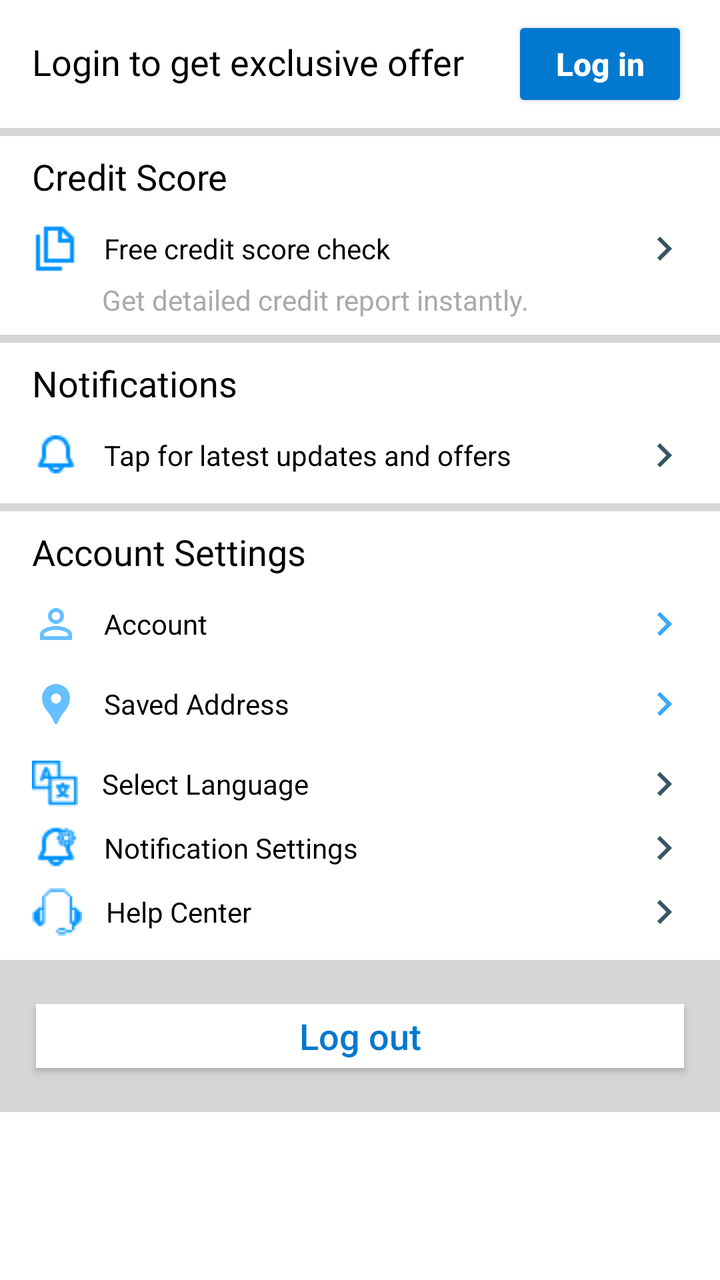
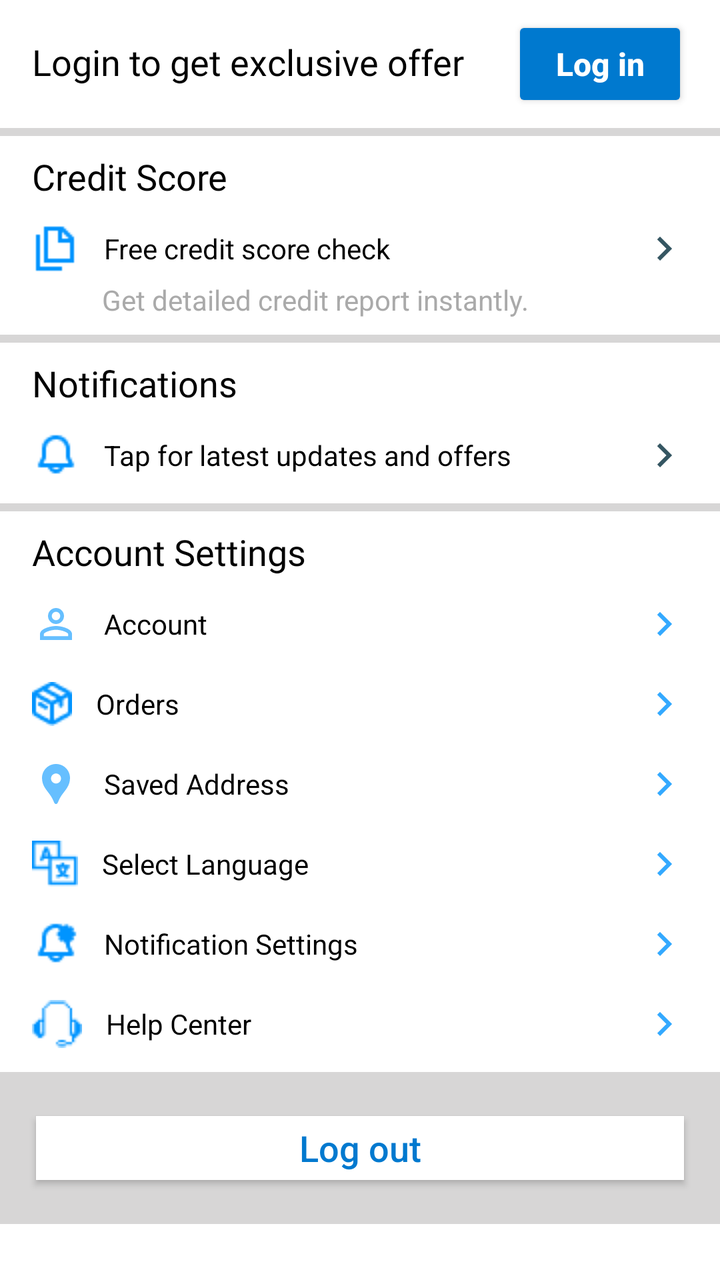

Screens rendered from an Android XML layout before and after an edit, with the pre-edit source and the edit as a unified diff.
<!-- AndroidManifest.xml: application theme Theme.FlipkartClone -->
<!-- res/layout/fragment_account.xml -->
<?xml version="1.0" encoding="utf-8"?>
<layout xmlns:android="http://schemas.android.com/apk/res/android"
    xmlns:tools="http://schemas.android.com/tools"
    xmlns:app="http://schemas.android.com/apk/res-auto">
    <androidx.coordinatorlayout.widget.CoordinatorLayout
        android:layout_width="match_parent"
        android:layout_height="match_parent"
        tools:context=".presentation.fragments.Account">

        
        <com.google.android.material.appbar.AppBarLayout
            android:id="@+id/appBar"
            android:layout_width="match_parent"
            android:layout_height="wrap_content"
            android:visibility="gone"
            android:theme="@style/ThemeOverlay.AppCompat.Dark.ActionBar">

            
            <com.google.android.material.appbar.CollapsingToolbarLayout
                android:layout_width="match_parent"
                android:layout_height="wrap_content"
                app:contentScrim="@color/white"
                app:layout_scrollFlags="scroll|exitUntilCollapsed">

                <androidx.appcompat.widget.Toolbar
                    android:id="@+id/toolbar"
                    android:layout_width="match_parent"
                    android:layout_height="?attr/actionBarSize"
                    app:layout_collapseMode="pin"/>

                <TextView
                    android:id="@+id/tv_user_name"
                    android:layout_width="match_parent"
                    android:layout_height="wrap_content"
                    android:padding="16dp"
                    android:text="Hey User Name"
                    android:textSize="18sp"
                    android:textColor="@color/black"
                    android:fontFamily="@font/asap_medium"
                    app:layout_collapseMode="parallax"/>

            </com.google.android.material.appbar.CollapsingToolbarLayout>
        </com.google.android.material.appbar.AppBarLayout>

        
        <androidx.core.widget.NestedScrollView
            android:layout_width="match_parent"
            android:layout_height="match_parent"
            app:layout_behavior="@string/appbar_scrolling_view_behavior">

            
            <LinearLayout
                android:layout_width="match_parent"
                android:layout_height="wrap_content"
                android:orientation="vertical">

                <LinearLayout
                    android:id="@+id/llLogin"
                    android:layout_width="match_parent"
                    android:layout_height="wrap_content"
                    android:orientation="horizontal"

                    android:padding="8dp"
                    android:layout_marginStart="8dp"
                    android:layout_marginEnd="8dp">

                    <TextView
                        android:layout_width="0dp"
                        android:layout_height="wrap_content"
                        android:layout_weight="1"
                        android:text="Login to get exclusive offer"
                        android:textColor="@color/black"
                        android:textSize="18sp"
                        android:fontFamily="@font/asap_medium"/>

                    <androidx.appcompat.widget.AppCompatButton
                        android:id="@+id/btnLogin"
                        android:layout_width="wrap_content"
                        android:layout_height="wrap_content"
                        android:text="Log in"
                        android:textColor="@color/white"
                        android:textAllCaps="false"
                        android:textSize="16sp"
                        android:textStyle="bold"
                        android:backgroundTint="@color/dark_blue"/>

                </LinearLayout>

                <View
                    android:layout_width="match_parent"
                    android:layout_height="4dp"
                    android:background="@color/grey_lite_stroke"/>

                
                <LinearLayout
                    android:layout_width="match_parent"
                    android:layout_height="wrap_content"
                    android:orientation="vertical"
                    android:padding="8dp"
                    android:layout_marginStart="8dp"
                    android:layout_marginEnd="8dp">

                    <TextView
                        android:layout_width="wrap_content"
                        android:layout_height="wrap_content"
                        android:text="Credit Score"
                        android:textSize="18sp"
                        android:textColor="@color/black"
                        android:fontFamily="@font/asap_medium"/>

                    <TextView
                        android:layout_width="match_parent"
                        android:layout_height="wrap_content"
                        android:text="Free credit score check"
                        android:textSize="14sp"
                        android:gravity="center_vertical"
                        android:textColor="@color/black"
                        android:paddingTop="4dp"
                        android:paddingBottom="4dp"
                        android:drawablePadding="12dp"
                        android:layout_marginTop="8dp"
                        app:drawableEndCompat="@drawable/ic_action_arrow_right"
                        app:drawableStartCompat="@drawable/icon_copy" />

                    <TextView
                        android:layout_width="wrap_content"
                        android:layout_height="wrap_content"
                        android:text="Get detailed credit report instantly."
                        android:textSize="14sp"
                        android:layout_marginStart="35dp"
                        android:textColor="@android:color/darker_gray"/>

                </LinearLayout>

                
                <View
                    android:layout_width="match_parent"
                    android:layout_height="4dp"
                    android:background="@color/grey_lite_stroke"/>

                <LinearLayout
                    android:layout_width="match_parent"
                    android:layout_height="wrap_content"
                    android:orientation="vertical"
                    android:padding="8dp"
                    android:layout_marginStart="8dp"
                    android:layout_marginEnd="8dp">

                    <TextView
                        android:layout_width="wrap_content"
                        android:layout_height="wrap_content"
                        android:text="Notifications"
                        android:textSize="18sp"
                        android:textColor="@color/black"
                        android:fontFamily="@font/asap_medium"/>

                    <TextView
                        android:layout_width="match_parent"
                        android:layout_height="wrap_content"
                        android:text="Tap for latest updates and offers"
                        android:gravity="center_vertical"
                        android:textColor="@color/black"
                        android:paddingTop="4dp"
                        android:paddingBottom="4dp"
                        android:layout_marginTop="8dp"
                        app:drawableEndCompat="@drawable/ic_action_arrow_right"
                        android:drawablePadding="12dp"
                        android:textSize="14sp"
                        app:drawableStartCompat="@drawable/icon_notification" />
                </LinearLayout>

                
                <View
                    android:layout_width="match_parent"
                    android:layout_height="4dp"
                    android:background="@color/grey_lite_stroke"/>

                <LinearLayout
                    android:layout_width="match_parent"
                    android:layout_height="wrap_content"
                    android:orientation="vertical"
                    android:padding="8dp"
                    android:layout_marginStart="8dp"
                    android:layout_marginEnd="8dp">

                    <TextView
                        android:layout_width="wrap_content"
                        android:layout_height="wrap_content"
                        android:text="Account Settings"
                        android:textColor="@color/black"
                        android:textSize="18sp"
                        android:fontFamily="@font/asap_medium"/>

                    <TextView
                        android:id="@+id/tvAccount"
                        android:layout_width="match_parent"
                        android:layout_height="wrap_content"
                        android:text="Account"
                        android:textSize="14sp"
                        android:gravity="center_vertical"
                        android:textColor="@color/black"
                        android:paddingTop="4dp"
                        android:paddingBottom="4dp"
                        android:layout_marginTop="8dp"
                        app:drawableEndCompat="@drawable/ic_action_arrow_right"
                        android:drawablePadding="12dp"
                        android:drawableTint="@color/blue"
                        app:drawableStartCompat="@drawable/ic_action_profile"/>

                    <TextView
                        android:id="@+id/tvSavedAddress"
                        android:layout_width="match_parent"
                        android:layout_height="wrap_content"
                        android:text="Saved Address"
                        android:textSize="14sp"
                        android:gravity="center_vertical"
                        android:textColor="@color/black"
                        android:paddingTop="4dp"
                        android:paddingBottom="4dp"
                        android:layout_marginTop="8dp"
                        app:drawableEndCompat="@drawable/ic_action_arrow_right"
                        android:drawablePadding="12dp"
                        android:drawableTint="@color/blue"
                        app:drawableStartCompat="@drawable/ic_action_saved_address"/>

                    <TextView
                        android:layout_width="match_parent"
                        android:layout_height="wrap_content"
                        android:text="Select Language"
                        android:textSize="14sp"
                        android:gravity="center_vertical"
                        android:textColor="@color/black"
                        android:paddingTop="4dp"
                        android:paddingBottom="4dp"
                        android:layout_marginTop="8dp"
                        app:drawableEndCompat="@drawable/ic_action_arrow_right"
                        android:drawablePadding="12dp"
                        app:drawableStartCompat="@drawable/icon_translate"/>

                    <TextView
                        android:layout_width="match_parent"
                        android:layout_height="wrap_content"
                        android:text="Notification Settings"
                        android:textSize="14sp"
                        android:gravity="center_vertical"
                        android:textColor="@color/black"
                        android:paddingTop="4dp"
                        android:paddingBottom="4dp"
                        android:drawablePadding="12dp"
                        app:drawableStartCompat="@drawable/icon_setting_notification"
                        app:drawableEndCompat="@drawable/ic_action_arrow_right" />

                    <TextView
                        android:layout_width="match_parent"
                        android:layout_height="wrap_content"
                        android:text="Help Center"
                        android:textSize="14sp"
                        android:gravity="center_vertical"
                        android:textColor="@color/black"
                        android:paddingTop="4dp"
                        android:paddingBottom="4dp"
                        android:drawablePadding="12dp"
                        app:drawableStartCompat="@drawable/icon_help"
                        app:drawableEndCompat="@drawable/ic_action_arrow_right" />
                </LinearLayout>

                <androidx.constraintlayout.widget.ConstraintLayout
                    android:layout_width="match_parent"
                    android:layout_height="wrap_content">

                    <com.google.android.material.divider.MaterialDivider
                        android:id="@+id/materialDivider11"
                        android:layout_width="match_parent"
                        android:layout_height="76dp"
                        app:dividerColor="@color/grey_lite_stroke"
                        app:layout_constraintBottom_toBottomOf="parent"
                        app:layout_constraintEnd_toEndOf="parent"
                        app:layout_constraintHorizontal_bias="0.5"
                        app:layout_constraintStart_toStartOf="parent"
                        app:layout_constraintTop_toTopOf="parent"
                        app:layout_constraintVertical_bias="0.5" />

                    <androidx.appcompat.widget.AppCompatButton
                        android:id="@+id/btnLogout"
                        android:layout_width="match_parent"
                        android:layout_height="32dp"
                        android:layout_margin="18dp"
                        android:background="@color/white"
                        android:text="Log out"
                        android:textAllCaps="false"
                        android:textColor="@color/dark_blue"
                        android:textSize="18sp"
                        app:layout_constraintBottom_toBottomOf="parent"
                        app:layout_constraintEnd_toEndOf="parent"
                        app:layout_constraintEnd_toStartOf="@+id/materialDivider11"
                        app:layout_constraintHorizontal_bias="0.5"
                        app:layout_constraintStart_toEndOf="@+id/materialDivider11"
                        app:layout_constraintStart_toStartOf="parent"
                        app:layout_constraintTop_toTopOf="parent" />

                </androidx.constraintlayout.widget.ConstraintLayout>
            </LinearLayout>
        </androidx.core.widget.NestedScrollView>
    </androidx.coordinatorlayout.widget.CoordinatorLayout>
</layout>
<!-- resources referenced by this layout -->
<resources>
  <color name="black">#FF000000</color>
  <color name="blue">#0094FF</color>
  <color name="dark_blue">#0079CF</color>
  <color name="grey_lite_stroke">#D7D6D6</color>
  <color name="white">#FFFFFFFF</color>
  <!-- drawable ic_action_arrow_right (drawable-anydpi) -->
  <vector xmlns:android="http://schemas.android.com/apk/res/android"
      android:width="24dp"
      android:height="24dp"
      android:viewportWidth="24"
      android:viewportHeight="24"
      android:tint="#022B3A"
      android:alpha="0.8"
      android:autoMirrored="true">
    <path
        android:fillColor="@android:color/white"
        android:pathData="M8.59,16.59L13.17,12 8.59,7.41 10,6l6,6 -6,6 -1.41,-1.41z"/>
  </vector>
  <!-- drawable ic_action_profile (drawable-anydpi) -->
  <vector xmlns:android="http://schemas.android.com/apk/res/android"
      android:width="24dp"
      android:height="24dp"
      android:viewportWidth="24"
      android:viewportHeight="24"
      android:tint="#333333"
      android:alpha="0.6">
    <path
        android:fillColor="@android:color/white"
        android:pathData="M12,5.9c1.16,0 2.1,0.94 2.1,2.1s-0.94,2.1 -2.1,2.1S9.9,9.16 9.9,8s0.94,-2.1 2.1,-2.1m0,9c2.97,0 6.1,1.46 6.1,2.1v1.1L5.9,18.1L5.9,17c0,-0.64 3.13,-2.1 6.1,-2.1M12,4C9.79,4 8,5.79 8,8s1.79,4 4,4 4,-1.79 4,-4 -1.79,-4 -4,-4zM12,13c-2.67,0 -8,1.34 -8,4v3h16v-3c0,-2.66 -5.33,-4 -8,-4z"/>
  </vector>
  <!-- drawable ic_action_saved_address (drawable-anydpi) -->
  <vector xmlns:android="http://schemas.android.com/apk/res/android"
      android:width="24dp"
      android:height="24dp"
      android:viewportWidth="24"
      android:viewportHeight="24"
      android:tint="#333333"
      android:alpha="0.6">
    <path
        android:fillColor="@android:color/white"
        android:pathData="M12,2L12,2C8.13,2 5,5.13 5,9c0,1.74 0.5,3.37 1.41,4.84c0.95,1.54 2.2,2.86 3.16,4.4c0.47,0.75 0.81,1.45 1.17,2.26C11,21.05 11.21,22 12,22h0c0.79,0 1,-0.95 1.25,-1.5c0.37,-0.81 0.7,-1.51 1.17,-2.26c0.96,-1.53 2.21,-2.85 3.16,-4.4C18.5,12.37 19,10.74 19,9C19,5.13 15.87,2 12,2zM12,11.75c-1.38,0 -2.5,-1.12 -2.5,-2.5s1.12,-2.5 2.5,-2.5s2.5,1.12 2.5,2.5S13.38,11.75 12,11.75z"/>
  </vector>
  <!-- drawable icon_copy: png bitmap (drawable, 258 bytes) -->
  <!-- drawable icon_help: png bitmap (drawable, 476 bytes) -->
  <!-- drawable icon_notification: png bitmap (drawable, 451 bytes) -->
  <!-- drawable icon_setting_notification: png bitmap (drawable, 594 bytes) -->
  <!-- drawable icon_translate: png bitmap (drawable, 553 bytes) -->
  <style name="Theme.FlipkartClone" parent="Base.Theme.FlipkartClone" />
  <style name="Base.Theme.FlipkartClone" parent="Theme.Material3.DayNight.NoActionBar">
          
          
          <item name="colorPrimary">@color/blue</item>
          <item name="colorPrimaryContainer">@color/dark_blue</item>
          <item name="colorOnPrimary">@color/white</item>
          <item name="colorOnPrimaryContainer">@color/white</item>
  
          
          <item name="android:colorSecondary">@color/dark_blue</item>
          <item name="colorOnSecondary">@color/white</item>
  
          
          <item name="colorTertiary">@color/mid_grey</item>
          <item name="colorOnTertiary">@color/white</item>
  
          
          <item name="colorOnBackground">@color/black</item>
          <item name="android:windowBackground">@color/white</item>
  
          
          <item name="colorSurface">@color/light_grey</item>
          <item name="colorSurfaceVariant">@color/white</item>
          <item name="colorOnSurface">@color/black</item>
  
          
          <item name="colorError">@color/red</item>
          <item name="colorOnError">@color/white</item>
      </style>
  <color name="mid_grey">#555555</color>
  <color name="light_grey">#777777</color>
  <color name="red">#FF4444</color>
</resources>

<!-- the commit's change to res/layout/fragment_account.xml (unified diff, before → after) -->
@@ -208,6 +208,22 @@
                         app:drawableStartCompat="@drawable/ic_action_profile"/>
 
                     <TextView
+                        android:id="@+id/tvOrders"
+                        android:layout_width="match_parent"
+                        android:layout_height="wrap_content"
+                        android:text="Orders"
+                        android:textSize="14sp"
+                        android:gravity="center_vertical"
+                        android:textColor="@color/black"
+                        android:paddingTop="4dp"
+                        android:paddingBottom="4dp"
+                        android:layout_marginTop="8dp"
+                        app:drawableEndCompat="@drawable/ic_action_arrow_right"
+                        android:drawablePadding="12dp"
+                        android:drawableTint="@color/blue"
+                        app:drawableStartCompat="@drawable/orders"/>
+
+                    <TextView
                         android:id="@+id/tvSavedAddress"
                         android:layout_width="match_parent"
                         android:layout_height="wrap_content"
@@ -233,6 +249,7 @@
                         android:paddingTop="4dp"
                         android:paddingBottom="4dp"
                         android:layout_marginTop="8dp"
+                        android:drawableTint="@color/blue"
                         app:drawableEndCompat="@drawable/ic_action_arrow_right"
                         android:drawablePadding="12dp"
                         app:drawableStartCompat="@drawable/icon_translate"/>
@@ -247,6 +264,8 @@
                         android:paddingTop="4dp"
                         android:paddingBottom="4dp"
                         android:drawablePadding="12dp"
+                        android:layout_marginTop="8dp"
+                        android:drawableTint="@color/blue"
                         app:drawableStartCompat="@drawable/icon_setting_notification"
                         app:drawableEndCompat="@drawable/ic_action_arrow_right" />
 
@@ -260,6 +279,8 @@
                         android:paddingTop="4dp"
                         android:paddingBottom="4dp"
                         android:drawablePadding="12dp"
+                        android:layout_marginTop="8dp"
+                        android:drawableTint="@color/blue"
                         app:drawableStartCompat="@drawable/icon_help"
                         app:drawableEndCompat="@drawable/ic_action_arrow_right" />
                 </LinearLayout>
<!-- resource entries referenced after the edit -->
@@ -47,6 +47,7 @@
   <!-- drawable icon_notification: png bitmap (drawable, 451 bytes) -->
   <!-- drawable icon_setting_notification: png bitmap (drawable, 594 bytes) -->
   <!-- drawable icon_translate: png bitmap (drawable, 553 bytes) -->
+  <!-- drawable orders: png bitmap (drawable, 596 bytes) -->
   <style name="Theme.FlipkartClone" parent="Base.Theme.FlipkartClone" />
   <style name="Base.Theme.FlipkartClone" parent="Theme.Material3.DayNight.NoActionBar">
           
